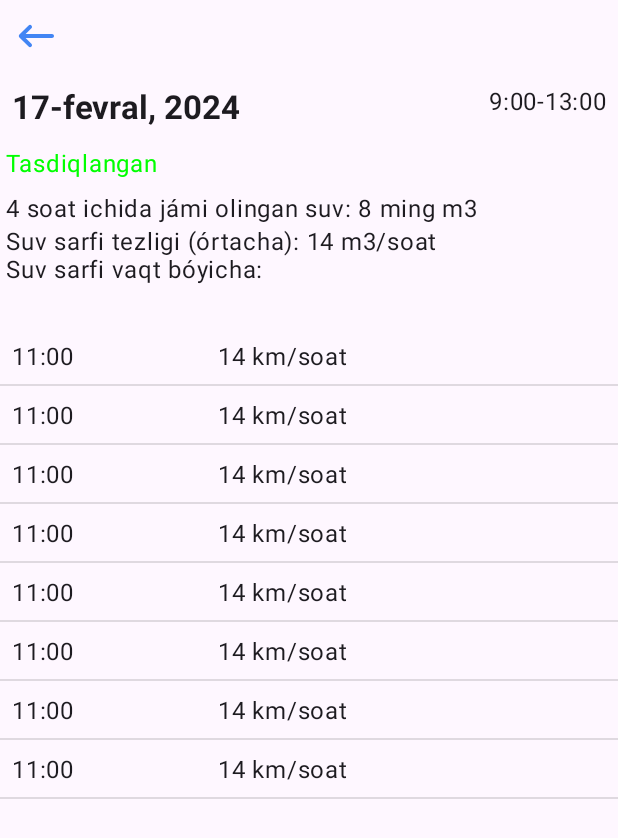
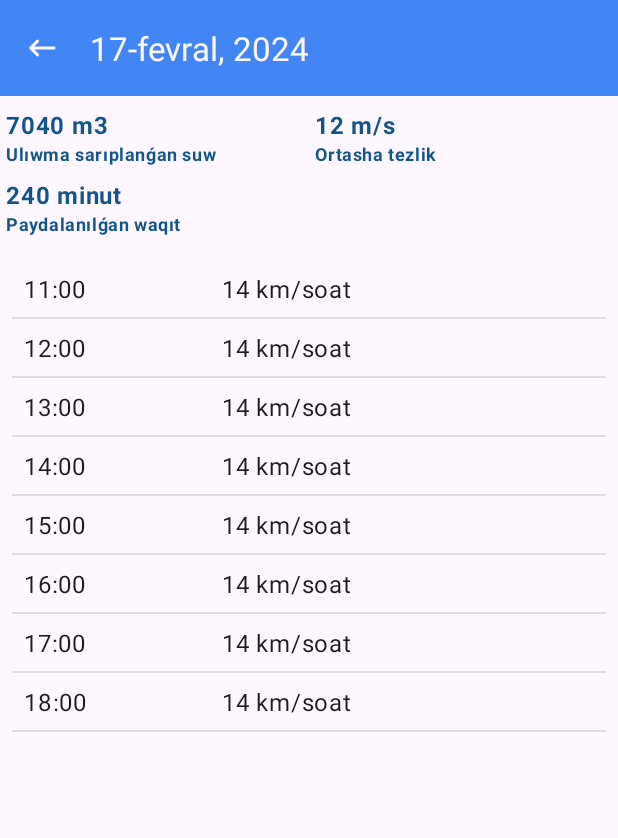
Before and after one commit to theberdakh/Suvchi, an Android app: the fragment DayFragment placed in its activity, on a phone screen of 412 x 824 dp. Shown: the top 838 px of the screen. Run offline under Robolectric (Android 15) with nearby library versions, the phone set to English and light mode, and no system bars; libraries missing offline, so code that uses them is left out: com.patrykandpatrick.vico; 2 statements that could not run were skipped.

Commit message:
update design

```diff
--- a/app/src/main/java/com/theberdakh/suvchi/data/local/demo/AnalyticsDemo.kt
+++ b/app/src/main/java/com/theberdakh/suvchi/data/local/demo/AnalyticsDemo.kt
@@ -4,7 +4,7 @@ import com.patrykandpatrick.vico.core.entry.entriesOf
 
 object AnalyticsDemo {
 
-    fun getDemoStatsForWeek() = listOf<DailyUsage>(
+    fun getDemoStatsForWeek() = listOf(
         DailyUsage(
             id = 1,
             date = 22,
@@ -24,57 +24,7 @@ object AnalyticsDemo {
             totalTimeWaterConsumption = 3,
             totalValueWaterConsumption = 1,
             waterSpeedByHours = getDemoWaterSpeedForDay()
-        ),
-        DailyUsage(
-            id = 1,
-            date = 24,
-            isConfirmed = false,
-            startTimeWaterConsumption = 1,
-            endTimeWaterConsumption = 2,
-            totalTimeWaterConsumption = 3,
-            totalValueWaterConsumption = 1,
-            waterSpeedByHours = getDemoWaterSpeedForDay()
-        ),
-        DailyUsage(
-            id = 1,
-            date = 25,
-            isConfirmed = false,
-            startTimeWaterConsumption = 1,
-            endTimeWaterConsumption = 2,
-            totalTimeWaterConsumption = 3,
-            totalValueWaterConsumption = 1,
-            waterSpeedByHours = getDemoWaterSpeedForDay()
-        ),
-        DailyUsage(
-            id = 1,
-            date = 26,
-            isConfirmed = false,
-            startTimeWaterConsumption = 1,
-            endTimeWaterConsumption = 2,
-            totalTimeWaterConsumption = 3,
-            totalValueWaterConsumption = 1,
-            waterSpeedByHours = getDemoWaterSpeedForDay()
-        ),
-        DailyUsage(
-            id = 1,
-            date = 27,
-            isConfirmed = true,
-            startTimeWaterConsumption = 1,
-            endTimeWaterConsumption = 2,
-            totalTimeWaterConsumption = 3,
-            totalValueWaterConsumption = 1,
-            waterSpeedByHours = getDemoWaterSpeedForDay()
-        ),
-        DailyUsage(
-            id = 1,
-            date = 28,
-            isConfirmed = false,
-            startTimeWaterConsumption = 1,
-            endTimeWaterConsumption = 2,
-            totalTimeWaterConsumption = 3,
-            totalValueWaterConsumption = 1,
-            waterSpeedByHours = getDemoWaterSpeedForDay()
-        ),
+        )
     )
 
     private fun getDemoWaterSpeedForDay() = listOf<WaterSpeed>(
@@ -83,31 +33,31 @@ object AnalyticsDemo {
             speed = "14 km/soat"
         ),
         WaterSpeed(
-            time = "11:00",
+            time = "12:00",
             speed = "14 km/soat"
         ),
         WaterSpeed(
-            time = "11:00",
+            time = "13:00",
             speed = "14 km/soat"
         ),
         WaterSpeed(
-            time = "11:00",
+            time = "14:00",
             speed = "14 km/soat"
         ),
         WaterSpeed(
-            time = "11:00",
+            time = "15:00",
             speed = "14 km/soat"
         ),
         WaterSpeed(
-            time = "11:00",
+            time = "16:00",
             speed = "14 km/soat"
         ),
         WaterSpeed(
-            time = "11:00",
+            time = "17:00",
             speed = "14 km/soat"
         ),
         WaterSpeed(
-            time = "11:00",
+            time = "18:00",
             speed = "14 km/soat"
         ),
     )
@@ -115,12 +65,12 @@ object AnalyticsDemo {
     fun getDemoResults() = listOf(
         Analytics(
             id = 1,
-            title = "Suv sarfi",
+            title = "Suw sarpı",
             values = entriesOf(12, 13, 14, 15)
         ),
         Analytics(
             id = 1,
-            title = "Suv tezligi",
+            title = "Suw tezligi",
             values = entriesOf(12, 13, 14, 15)
         )
     )
--- a/app/src/main/java/com/theberdakh/suvchi/ui/day_usage/DayFragment.kt
+++ b/app/src/main/java/com/theberdakh/suvchi/ui/day_usage/DayFragment.kt
@@ -21,7 +21,7 @@ class DayFragment: Fragment() {
     ): View {
        _binding =  FragmentDayBinding.inflate(inflater, container, false)
 
-        binding.iconNavigateBack.setOnClickListener {
+        binding.toolbarNavigationBack.setNavigationOnClickListener {
             parentFragmentManager.popBackStack()
         }
 
--- a/app/src/main/java/com/theberdakh/suvchi/ui/water_usage/StatisticsFragment.kt
+++ b/app/src/main/java/com/theberdakh/suvchi/ui/water_usage/StatisticsFragment.kt
@@ -34,7 +34,6 @@ class StatisticsFragment : Fragment() {
         _binding = FragmentStatisticsBinding.inflate(inflater, container, false)
 
         initViews()
-
 
 
 
--- a/app/src/main/res/layout/fragment_day.xml
+++ b/app/src/main/res/layout/fragment_day.xml
@@ -9,75 +9,149 @@
     android:layout_height="match_parent"
     android:orientation="vertical">
 
-    <FrameLayout
-        android:layout_width="48dp"
-        android:layout_height="48dp"
-        android:padding="8dp">
-
-        <View
-            android:id="@+id/icon_navigate_back"
-            android:layout_width="match_parent"
-            android:layout_height="match_parent"
-            android:background="@drawable/round_keyboard_backspace_24"/>
-
-    </FrameLayout>
-
-    <RelativeLayout
+    <com.google.android.material.appbar.MaterialToolbar
+        android:id="@+id/toolbar_navigation_back"
         android:layout_width="match_parent"
         android:layout_height="wrap_content"
-        android:padding="8dp">
-
-        <TextView
-            android:layout_width="wrap_content"
-            android:layout_height="wrap_content"
-            android:layout_alignParentStart="true"
-            android:text="17-fevral, 2024"
-            android:textAppearance="?textAppearanceTitleLarge"
-            android:textStyle="bold" />
-
-
-        <TextView
-            android:layout_width="wrap_content"
-            android:layout_height="wrap_content"
-            android:layout_alignParentEnd="true"
-            android:text="9:00-13:00"
-            android:textAppearance="?textAppearanceBodyLarge" />
-
-    </RelativeLayout>
-
-    <TextView
-        android:layout_width="wrap_content"
-        android:layout_height="wrap_content"
-        android:text="Tasdiqlangan"
-        android:layout_margin="4dp"
-        android:textColor="#00ff00"
-        android:textAppearance="?textAppearanceBody1" />
+        app:navigationIconTint="?colorSurface"
+        android:background="?colorPrimaryDark"
+        app:title="17-fevral, 2024"
+        app:titleTextAppearance="?textAppearanceTitleLarge"
+        app:titleTextColor="?colorSurface"
+        app:navigationIcon="@drawable/round_keyboard_backspace_24" />
 
 
     <LinearLayout
         android:layout_width="match_parent"
         android:layout_height="wrap_content"
-        android:orientation="vertical"
-        android:layout_marginBottom="24dp"
-        android:padding="4dp">
+        android:orientation="horizontal"
+        android:weightSum="2">
 
-        <TextView
-            android:layout_width="wrap_content"
+        <LinearLayout
+            android:layout_width="0dp"
             android:layout_height="wrap_content"
-            android:text="4 soat ichida jámi olingan suv: 8 ming m3"
-            android:textAppearance="?textAppearanceBody1" />
+            android:layout_weight="1"
+            android:orientation="vertical"
+            android:padding="4dp">
 
-        <TextView
-            android:layout_width="wrap_content"
+            <LinearLayout
+                android:layout_width="match_parent"
+                android:layout_height="wrap_content"
+                android:orientation="vertical"
+                android:layout_marginVertical="4dp">
+
+                <TextView
+                    android:layout_width="match_parent"
+                    android:layout_height="wrap_content"
+                    android:text="7040 m3"
+                    android:textAppearance="?textAppearanceBodyLarge"
+                    android:textColor="@color/color_text_primary"
+                    android:textStyle="bold"/>
+
+                <TextView
+                    android:layout_width="match_parent"
+                    android:layout_height="wrap_content"
+                    android:text="Ulıwma sarıplanǵan suw"
+                    android:textAppearance="?textAppearanceBodySmall"
+                    android:textColor="@color/color_text_secondary"
+                    android:textStyle="bold" />
+
+            </LinearLayout>
+
+            <LinearLayout
+                android:layout_width="match_parent"
+                android:layout_height="wrap_content"
+                android:orientation="vertical"
+                android:layout_marginVertical="4dp">
+
+                <TextView
+                    android:layout_width="match_parent"
+                    android:layout_height="wrap_content"
+                    android:text="240 minut"
+                    android:textAppearance="?textAppearanceBodyLarge"
+                    android:textColor="@color/color_text_primary"
+                    android:textStyle="bold"/>
+
+                <TextView
+                    android:layout_width="match_parent"
+                    android:layout_height="wrap_content"
+                    android:text="Paydalanılǵan waqıt"
+                    android:textAppearance="?textAppearanceBodySmall"
+                    android:textColor="@color/color_text_secondary"
+                    android:textStyle="bold" />
+
+            </LinearLayout>
+
+
+
+        </LinearLayout>
+
+        <LinearLayout
+            android:layout_width="0dp"
             android:layout_height="wrap_content"
-            android:text="Suv sarfi tezligi (órtacha): 14 m3/soat \nSuv sarfi vaqt bóyicha:"
-            android:textAppearance="?textAppearanceBody1" />
+            android:layout_weight="1"
+            android:padding="4dp"
+            android:orientation="vertical">
 
+            <LinearLayout
+                android:layout_width="match_parent"
+                android:layout_height="wrap_content"
+                android:orientation="vertical"
+                android:layout_marginVertical="4dp">
+
+                <TextView
+                    android:layout_width="match_parent"
+                    android:layout_height="wrap_content"
+                    android:text="12 m/s"
+                    android:textAppearance="?textAppearanceBodyLarge"
+                    android:textColor="@color/color_text_primary"
+                    android:textStyle="bold"/>
+
+                <TextView
+                    android:layout_width="match_parent"
+                    android:layout_height="wrap_content"
+                    android:text="Ortasha tezlik"
+                    android:textAppearance="?textAppearanceBodySmall"
+                    android:textColor="@color/color_text_secondary"
+                    android:textStyle="bold" />
+
+            </LinearLayout>
+
+            <LinearLayout
+                android:layout_width="match_parent"
+                android:layout_height="wrap_content"
+                android:orientation="vertical"
+                android:visibility="gone"
+                android:layout_marginVertical="4dp">
+
+                <TextView
+                    android:layout_width="match_parent"
+                    android:layout_height="wrap_content"
+                    android:text="12.192 mln"
+                    android:textAppearance="?textAppearanceBodyLarge"
+                    android:textColor="@color/color_text_primary"
+                    android:textStyle="bold"/>
+
+                <TextView
+                    android:layout_width="match_parent"
+                    android:layout_height="wrap_content"
+                    android:text="Xarajat"
+                    android:textAppearance="?textAppearanceBodySmall"
+                    android:textColor="@color/color_text_secondary"
+                    android:textStyle="bold" />
+
+            </LinearLayout>
+
+
+        </LinearLayout>
 
     </LinearLayout>
 
 
+
+
     <androidx.recyclerview.widget.RecyclerView
+        android:padding="8dp"
         android:id="@+id/recycler_hours"
         android:layout_width="match_parent"
         android:layout_height="wrap_content"
--- a/app/src/main/res/layout/item_list_day_chart.xml
+++ b/app/src/main/res/layout/item_list_day_chart.xml
@@ -3,6 +3,8 @@
     xmlns:app="http://schemas.android.com/apk/res-auto"
     android:layout_width="match_parent"
     android:padding="8dp"
+    android:layout_margin="16dp"
+    android:background="@drawable/shape_chart_card"
     android:layout_height="wrap_content"
     android:orientation="vertical">
 
@@ -12,7 +14,8 @@
         android:layout_width="match_parent"
         android:layout_height="wrap_content"
         android:text="@string/water_usage"
-        android:textAppearance="?textAppearanceTitleLarge"
+        android:padding="8dp"
+        android:textAppearance="?textAppearanceTitleMedium"
         android:textColor="@color/color_text_primary" />
 
 
--- a/app/src/main/res/values/strings.xml
+++ b/app/src/main/res/values/strings.xml
@@ -16,5 +16,5 @@
     <string name="phone_number">+%1$s</string>
     <string name="all">Hámmesi</string>
     <string name="canceled">Bıykarlanǵan</string>
-    <string name="accepted">Tasdıyqlanǵan</string>
+    <string name="accepted">Tastıyqlanǵan</string>
 </resources>
```
